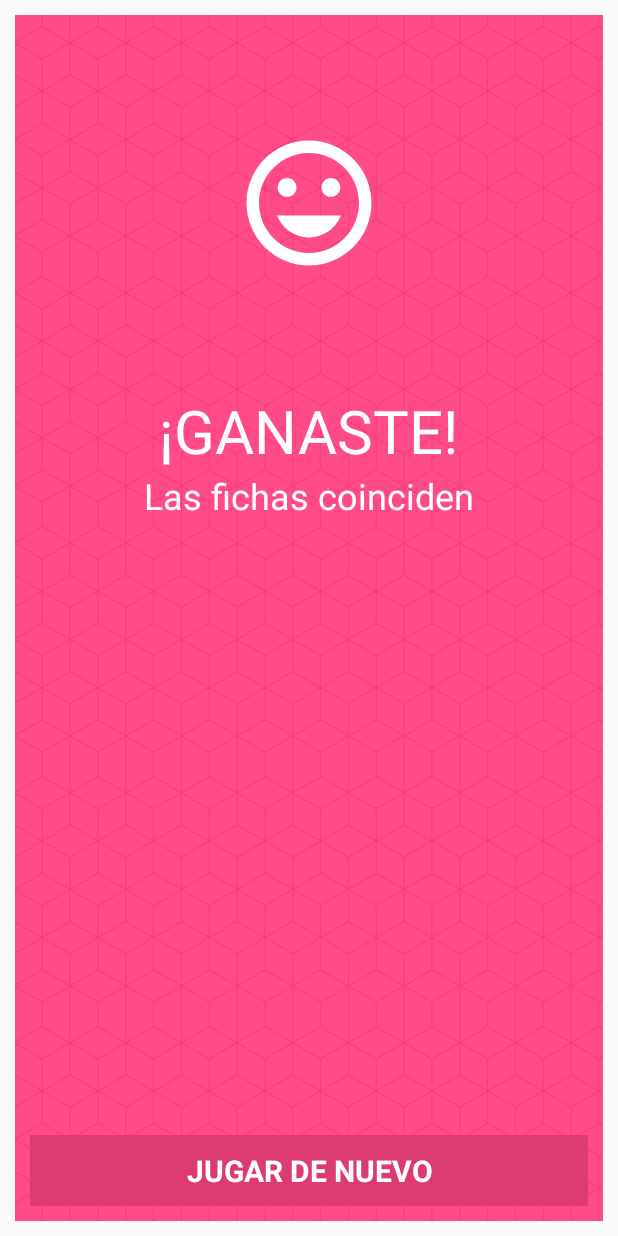
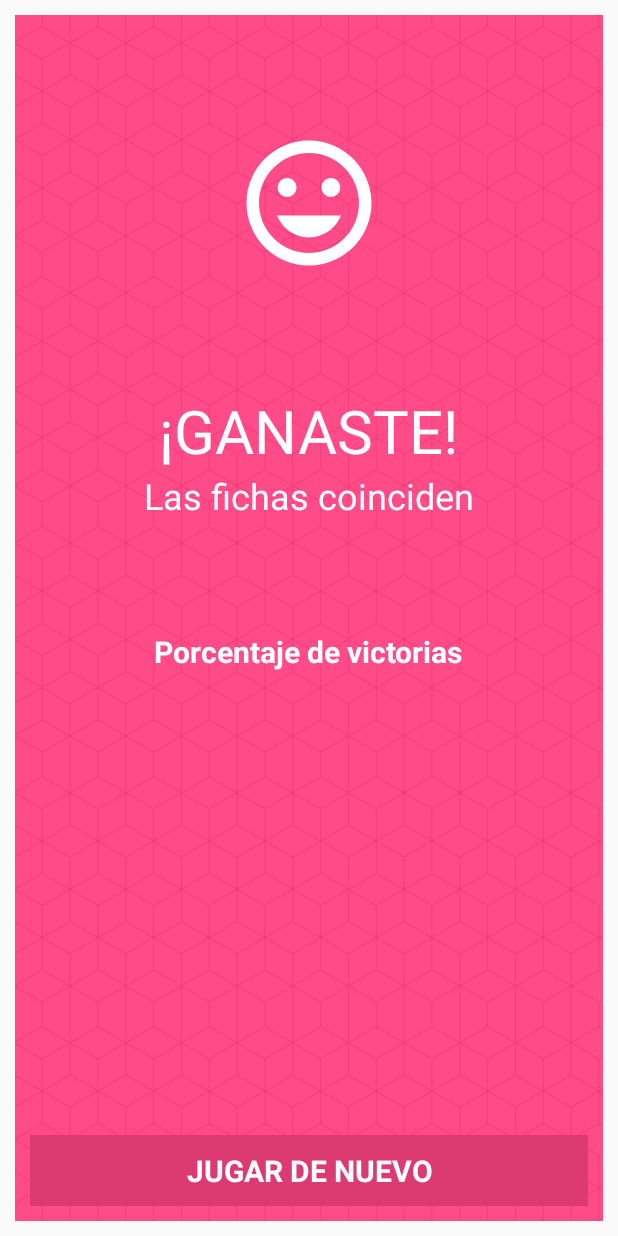
Before and after one commit to claragoncalves/randomgame, an Android app: the layout fragment_resultado.xml on its own in the app's theme, with its tools: preview values and no code run, on a phone screen of 412 x 824 dp. Run offline under Robolectric (Android 15) with nearby library versions, the phone set to English and light mode, and no system bars.

Commit message:
Porcentaje

```diff
--- a/app/src/main/AndroidManifest.xml
+++ b/app/src/main/AndroidManifest.xml
@@ -8,7 +8,7 @@
         android:label="@string/app_name"
         android:supportsRtl="true"
         android:theme="@style/AppTheme">
-        <activity android:name=".MainActivity">
+        <activity android:name=".view.MainActivity">
             <intent-filter>
                 <action android:name="android.intent.action.MAIN" />
 
--- a/app/src/main/java/com/example/digitalhouse/memoria/FragmentFicha.java
+++ b/app/src/main/java/com/example/digitalhouse/memoria/view/FragmentFicha.java
@@ -1,9 +1,8 @@
-package com.example.digitalhouse.memoria;
+package com.example.digitalhouse.memoria.view;
 
 
 import android.animation.ObjectAnimator;
 import android.app.Activity;
-import android.content.Intent;
 import android.os.Bundle;
 import android.support.v4.app.Fragment;
 import android.view.LayoutInflater;
@@ -11,7 +10,8 @@ import android.view.View;
 import android.view.ViewGroup;
 import android.widget.FrameLayout;
 import android.widget.ImageView;
-import android.widget.TextView;
+
+import com.example.digitalhouse.memoria.R;
 
 
 /**
--- a/app/src/main/res/layout/activity_main.xml
+++ b/app/src/main/res/layout/activity_main.xml
@@ -4,7 +4,7 @@
     android:id="@+id/activity_main"
     android:layout_width="match_parent"
     android:layout_height="match_parent"
-    tools:context="com.example.digitalhouse.memoria.MainActivity"
+    tools:context="com.example.digitalhouse.memoria.view.MainActivity"
     android:background="@color/colorPrimaryDark"
    >
     <ImageView
--- a/app/src/main/res/layout/fragment_ficha.xml
+++ b/app/src/main/res/layout/fragment_ficha.xml
@@ -6,7 +6,7 @@
     android:layout_margin="5dp"
     android:elevation="7dp"
     app:cardCornerRadius="5dp"
-    tools:context="com.example.digitalhouse.memoria.FragmentFicha"
+    tools:context="com.example.digitalhouse.memoria.view.FragmentFicha"
     android:background="#ffffff">
 
     <ImageView
--- a/app/src/main/res/layout/fragment_resultado.xml
+++ b/app/src/main/res/layout/fragment_resultado.xml
@@ -3,7 +3,7 @@
     android:layout_width="match_parent"
     android:layout_height="match_parent"
     android:padding="10dp"
-    tools:context="com.example.digitalhouse.memoria.FragmentResultado"
+    tools:context="com.example.digitalhouse.memoria.view.FragmentResultado"
     >
     <FrameLayout
         android:layout_width="match_parent"
@@ -43,7 +43,28 @@
         android:textColor="#ffffff"
         android:textSize="24sp"
         android:textAlignment="center"/>
-
+    <TextView
+        android:id="@+id/textViewResultadoPorcentaje"
+        android:layout_width="wrap_content"
+        android:layout_height="wrap_content"
+        android:layout_below="@id/textViewCoincidencia"
+        android:layout_centerHorizontal="true"
+        android:textColor="#ffffff"
+        android:textStyle="bold"
+        android:textSize="40dp"
+        android:layout_marginTop="10dp"
+        android:textAlignment="center"/>
+    <TextView
+        tools:text="@string/porcentaje"
+        android:layout_width="wrap_content"
+        android:layout_height="wrap_content"
+        android:layout_below="@id/textViewResultadoPorcentaje"
+        android:layout_centerHorizontal="true"
+        android:textColor="#ffffff"
+        android:textStyle="bold"
+        android:textSize="20dp"
+        android:layout_marginTop="10dp"
+        android:textAlignment="center"/>
     <TextView
         android:background="#dc3b71"
         android:layout_margin="10dp"
--- a/app/src/main/res/values/strings.xml
+++ b/app/src/main/res/values/strings.xml
@@ -1,7 +1,5 @@
 <resources>
     <string name="app_name">Coincidencias</string>
-
-    <!-- TODO: Remove or change this placeholder text -->
     <string name="hello_blank_fragment">Hello blank fragment</string>
     <string name="reglas">Elegi dos fichas del tablero</string>
     <string name="nuevo_juego">JUGAR DE NUEVO</string>
@@ -9,4 +7,6 @@
     <string name="no_coinciden">Las fichas no coinciden</string>
     <string name="perdiste">¡PERDISTE!</string>
     <string name="ganaste">¡GANASTE!</string>
+    <string name="porcentaje">Porcentaje de victorias</string>
+    <string name="porcentaje_char">%</string>
 </resources>
```
Also changed, not shown: app/src/main/java/com/example/digitalhouse/memoria/controller/ControllerResultado.java (added, +25 -0 lines), app/src/main/java/com/example/digitalhouse/memoria/model/dao/DaoResultado.java (added, +56 -0 lines), app/src/main/java/com/example/digitalhouse/memoria/model/pojo/Resultado.java (added, +25 -0 lines), app/src/main/java/com/example/digitalhouse/memoria/util/ResultadoDB.java (added, +37 -0 lines), app/src/main/java/com/example/digitalhouse/memoria/view/FragmentResultado.java (renamed from app/src/main/java/com/example/digitalhouse/memoria/FragmentResultado.java, +11 -4 lines), app/src/main/java/com/example/digitalhouse/memoria/view/MainActivity.java (renamed from app/src/main/java/com/example/digitalhouse/memoria/MainActivity.java, +12 -6 lines).
